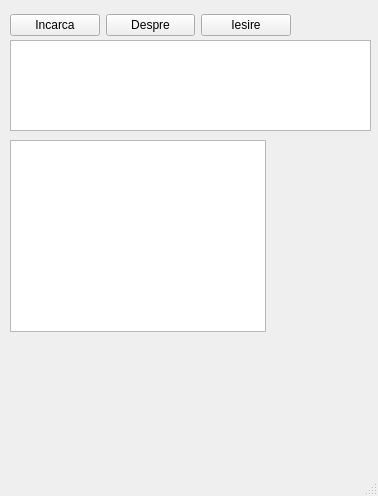
Qt form Interfata.ui (viorelstoica1/Coral-Island-Manager) before a commit.
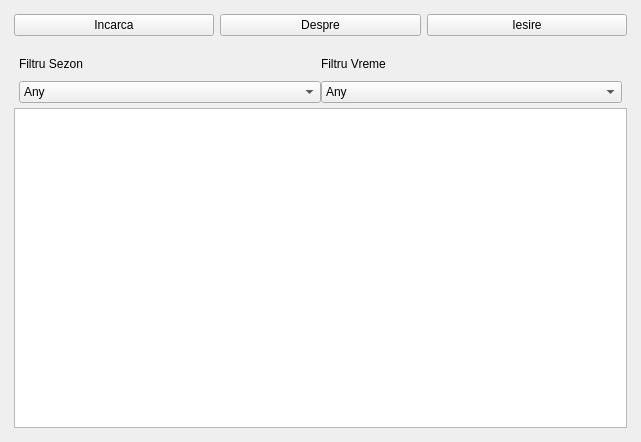
The same form after that commit.

Commit message: scale automat, buton despre

```diff
--- a/Interfata.ui
+++ b/Interfata.ui
@@ -6,24 +6,32 @@
    <rect>
     <x>0</x>
     <y>0</y>
-    <width>378</width>
-    <height>496</height>
+    <width>641</width>
+    <height>442</height>
    </rect>
   </property>
   <property name="windowTitle">
    <string>MainWindow</string>
   </property>
   <widget class="QWidget" name="centralwidget">
-   <widget class="QWidget" name="horizontalLayoutWidget">
-    <property name="geometry">
-     <rect>
-      <x>10</x>
-      <y>10</y>
-      <width>281</width>
-      <height>31</height>
-     </rect>
-    </property>
+   <property name="enabled">
+    <bool>true</bool>
+   </property>
+   <layout class="QGridLayout" name="gridLayout">
+    <item row="0" column="0">
     <layout class="QHBoxLayout" name="horizontalLayout">
+      <property name="leftMargin">
+       <number>5</number>
+      </property>
+      <property name="topMargin">
+       <number>5</number>
+      </property>
+      <property name="rightMargin">
+       <number>5</number>
+      </property>
+      <property name="bottomMargin">
+       <number>5</number>
+      </property>
      <item>
       <widget class="QPushButton" name="pushButton_Incarca">
        <property name="text">
@@ -46,29 +54,149 @@
       </widget>
      </item>
     </layout>
-   </widget>
-   <widget class="QPlainTextEdit" name="plainTextEdit">
-    <property name="geometry">
-     <rect>
-      <x>10</x>
-      <y>40</y>
-      <width>361</width>
-      <height>91</height>
-     </rect>
-    </property>
-   </widget>
-   <widget class="QTableView" name="tableView">
-    <property name="geometry">
-     <rect>
-      <x>10</x>
-      <y>140</y>
-      <width>256</width>
-      <height>192</height>
-     </rect>
-    </property>
-   </widget>
-  </widget>
-  <widget class="QStatusBar" name="statusbar"/>
+    </item>
+    <item row="1" column="0">
+     <layout class="QVBoxLayout" name="verticalLayout">
+      <property name="spacing">
+       <number>0</number>
+      </property>
+      <property name="leftMargin">
+       <number>5</number>
+      </property>
+      <property name="topMargin">
+       <number>5</number>
+      </property>
+      <property name="rightMargin">
+       <number>5</number>
+      </property>
+      <property name="bottomMargin">
+       <number>5</number>
+      </property>
+      <item>
+       <layout class="QHBoxLayout" name="horizontalLayout_3">
+        <property name="leftMargin">
+         <number>5</number>
+        </property>
+        <property name="topMargin">
+         <number>5</number>
+        </property>
+        <property name="rightMargin">
+         <number>5</number>
+        </property>
+        <property name="bottomMargin">
+         <number>5</number>
+        </property>
+        <item>
+         <widget class="QLabel" name="label_2">
+          <property name="text">
+           <string>Filtru Sezon</string>
+          </property>
+         </widget>
+        </item>
+        <item>
+         <widget class="QLabel" name="label">
+          <property name="text">
+           <string>Filtru Vreme</string>
+          </property>
+         </widget>
+        </item>
+       </layout>
+      </item>
+      <item>
+       <layout class="QHBoxLayout" name="horizontalLayout_2">
+        <property name="leftMargin">
+         <number>5</number>
+        </property>
+        <property name="topMargin">
+         <number>5</number>
+        </property>
+        <property name="rightMargin">
+         <number>5</number>
+        </property>
+        <property name="bottomMargin">
+         <number>5</number>
+        </property>
+        <item>
+         <widget class="QComboBox" name="comboBoxSezon">
+          <item>
+           <property name="text">
+            <string>Any</string>
+           </property>
+          </item>
+          <item>
+           <property name="text">
+            <string>Spring</string>
+           </property>
+          </item>
+          <item>
+           <property name="text">
+            <string>Summer</string>
+           </property>
+          </item>
+          <item>
+           <property name="text">
+            <string>Fall</string>
+           </property>
+          </item>
+          <item>
+           <property name="text">
+            <string>Winter</string>
+           </property>
+          </item>
+         </widget>
+        </item>
+        <item>
+         <widget class="QComboBox" name="comboBoxVreme">
+          <item>
+           <property name="text">
+            <string>Any</string>
+           </property>
+          </item>
+          <item>
+           <property name="text">
+            <string>Sunny</string>
+           </property>
+          </item>
+          <item>
+           <property name="text">
+            <string>Windy</string>
+           </property>
+          </item>
+          <item>
+           <property name="text">
+            <string>Rain</string>
+           </property>
+          </item>
+          <item>
+           <property name="text">
+            <string>Storm</string>
+           </property>
+          </item>
+          <item>
+           <property name="text">
+            <string>Snow</string>
+           </property>
+          </item>
+          <item>
+           <property name="text">
+            <string>Blizzard</string>
+           </property>
+          </item>
+         </widget>
+        </item>
+       </layout>
+      </item>
+      <item>
+       <widget class="QTableWidget" name="tableWidget">
+        <attribute name="horizontalHeaderVisible">
+         <bool>true</bool>
+        </attribute>
+       </widget>
+      </item>
+     </layout>
+    </item>
+   </layout>
+  </widget>
  </widget>
  <resources/>
  <connections/>
```
Lines whose indentation alone changed are shown as unchanged. The commit also changes 1 other file.
